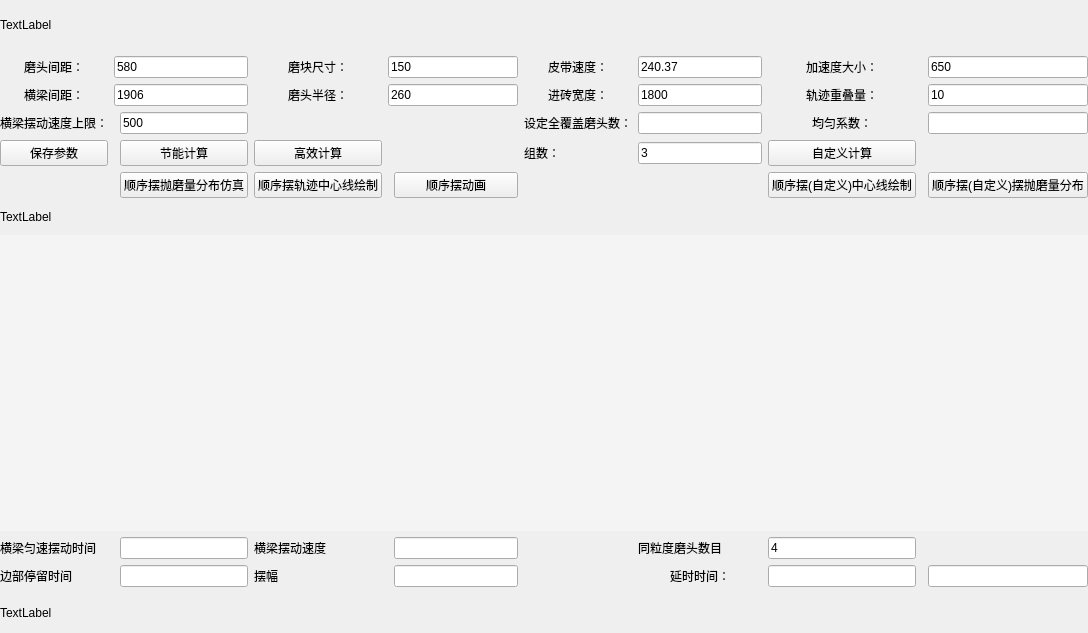
Above: Double_Calc.ui from wuheideyun/PolishingParameterNew before the change. Below: the same form after it.
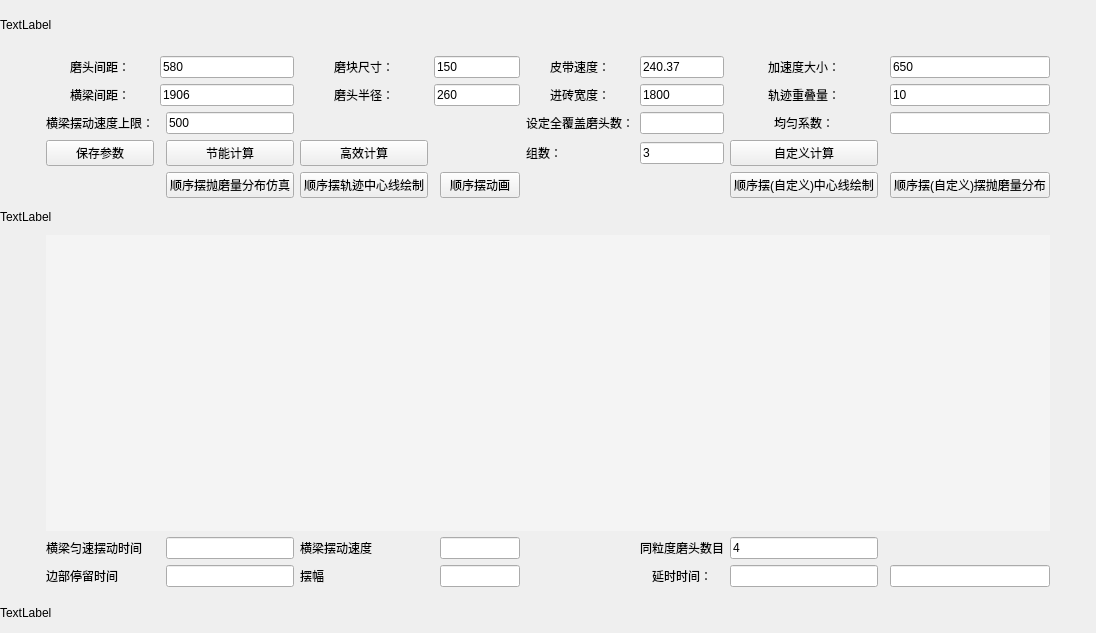
That is the form after the change.

Patch:
```diff
--- a/Double_Calc.ui
+++ b/Double_Calc.ui
@@ -27,362 +27,356 @@
     <property name="bottomMargin">
      <number>0</number>
     </property>
-    <item row="2" column="1" colspan="2">
+    <item row="2" column="11">
+     <widget class="QLineEdit" name="lineEdit_overlap">
+      <property name="text">
+       <string>10</string>
+      </property>
+     </widget>
+    </item>
+    <item row="6" column="6">
+     <widget class="QPushButton" name="button_animation_order">
+      <property name="text">
+       <string>顺序摆动画</string>
+      </property>
+     </widget>
+    </item>
+    <item row="2" column="2" colspan="2">
      <widget class="QLineEdit" name="lineEdit_between_beam">
       <property name="text">
        <string>1906</string>
       </property>
      </widget>
     </item>
-    <item row="6" column="8">
-     <widget class="QPushButton" name="button_middle_line_order_define">
+    <item row="13" column="9">
+     <widget class="QLineEdit" name="lineEdit_num">
       <property name="text">
-       <string>顺序摆(自定义)中心线绘制</string>
-      </property>
-     </widget>
-    </item>
-    <item row="6" column="10">
-     <widget class="QPushButton" name="button_simulation_order_define">
-      <property name="text">
-       <string>顺序摆(自定义)摆抛磨量分布</string>
-      </property>
-     </widget>
-    </item>
-    <item row="2" column="6">
-     <widget class="QLabel" name="label_ceramic_width">
-      <property name="text">
-       <string>&lt;html&gt;&lt;head/&gt;&lt;body&gt;&lt;p align=&quot;center&quot;&gt;进砖宽度：&lt;/p&gt;&lt;/body&gt;&lt;/html&gt;</string>
+       <string>4</string>
       </property>
      </widget>
     </item>
     <item row="1" column="7">
-     <widget class="QLineEdit" name="lineEdit_belt_speed">
+     <widget class="QLabel" name="label_belt_speed">
       <property name="text">
-       <string>240.37</string>
+       <string>&lt;html&gt;&lt;head/&gt;&lt;body&gt;&lt;p align=&quot;center&quot;&gt;皮带速度：&lt;/p&gt;&lt;/body&gt;&lt;/html&gt;</string>
       </property>
      </widget>
     </item>
-    <item row="14" column="0" colspan="2">
+    <item row="14" column="9">
+     <widget class="QLineEdit" name="lineEdit_delay_time">
+      <property name="text">
+       <string/>
+      </property>
+     </widget>
+    </item>
+    <item row="4" column="3">
+     <widget class="QPushButton" name="button_energy_calculate">
+      <property name="text">
+       <string>节能计算</string>
+      </property>
+     </widget>
+    </item>
+    <item row="3" column="3">
+     <widget class="QLineEdit" name="lineEdit_beam_speed_up">
+      <property name="text">
+       <string>500</string>
+      </property>
+     </widget>
+    </item>
+    <item row="4" column="1">
+     <widget class="QPushButton" name="button_save_parameter">
+      <property name="text">
+       <string>保存参数</string>
+      </property>
+     </widget>
+    </item>
+    <item row="14" column="1" colspan="2">
      <widget class="QLabel" name="label_stay_time">
       <property name="text">
        <string>边部停留时间</string>
       </property>
      </widget>
     </item>
-    <item row="13" column="0" colspan="2">
-     <widget class="QLabel" name="label_beam_constant_time">
+    <item row="2" column="7">
+     <widget class="QLabel" name="label_ceramic_width">
       <property name="text">
-       <string>横梁匀速摆动时间</string>
+       <string>&lt;html&gt;&lt;head/&gt;&lt;body&gt;&lt;p align=&quot;center&quot;&gt;进砖宽度：&lt;/p&gt;&lt;/body&gt;&lt;/html&gt;</string>
       </property>
      </widget>
     </item>
-    <item row="14" column="7">
-     <widget class="QLabel" name="label_delay_time">
-      <property name="text">
-       <string>&lt;html&gt;&lt;head/&gt;&lt;body&gt;&lt;p align=&quot;center&quot;&gt;延时时间：&lt;/p&gt;&lt;/body&gt;&lt;/html&gt;</string>
-      </property>
-     </widget>
-    </item>
-    <item row="1" column="10">
-     <widget class="QLineEdit" name="lineEdit_accelerate">
-      <property name="text">
-       <string>650</string>
-      </property>
-     </widget>
-    </item>
-    <item row="13" column="2">
+    <item row="13" column="3">
      <widget class="QLineEdit" name="lineEdit_beam_constant_time">
       <property name="text">
        <string/>
       </property>
      </widget>
     </item>
-    <item row="2" column="4" colspan="2">
-     <widget class="QLineEdit" name="lineEdit_radius">
+    <item row="1" column="4">
+     <widget class="QLabel" name="label_grind_size">
       <property name="text">
-       <string>260</string>
+       <string>&lt;html&gt;&lt;head/&gt;&lt;body&gt;&lt;p align=&quot;center&quot;&gt;磨块尺寸：&lt;/p&gt;&lt;/body&gt;&lt;/html&gt;</string>
       </property>
      </widget>
     </item>
-    <item row="1" column="8">
-     <widget class="QLabel" name="label_accelerate">
-      <property name="text">
-       <string>&lt;html&gt;&lt;head/&gt;&lt;body&gt;&lt;p align=&quot;center&quot;&gt;加速度大小：&lt;/p&gt;&lt;/body&gt;&lt;/html&gt;</string>
-      </property>
-     </widget>
-    </item>
-    <item row="13" column="5">
-     <widget class="QLineEdit" name="lineEdit_beam_swing_speed">
+    <item row="14" column="11">
+     <widget class="QLineEdit" name="lineEdit_self_delay_time">
       <property name="text">
        <string/>
       </property>
      </widget>
     </item>
-    <item row="6" column="3">
+    <item row="3" column="7">
+     <widget class="QLabel" name="label_self_define_num">
+      <property name="text">
+       <string>设定全覆盖磨头数：</string>
+      </property>
+     </widget>
+    </item>
+    <item row="6" column="4">
      <widget class="QPushButton" name="button_middle_line_order">
       <property name="text">
        <string>顺序摆轨迹中心线绘制</string>
       </property>
      </widget>
     </item>
-    <item row="13" column="7">
-     <widget class="QLabel" name="label_num">
+    <item row="2" column="5" colspan="2">
+     <widget class="QLineEdit" name="lineEdit_radius">
       <property name="text">
-       <string>同粒度磨头数目</string>
-      </property>
-     </widget>
-    </item>
-    <item row="15" column="0" colspan="11">
-     <widget class="QLabel" name="label_bottom">
-      <property name="minimumSize">
-       <size>
-        <width>500</width>
-        <height>0</height>
-       </size>
-      </property>
-      <property name="maximumSize">
-       <size>
-        <width>16777215</width>
-        <height>40</height>
-       </size>
-      </property>
-      <property name="text">
-       <string>TextLabel</string>
+       <string>260</string>
       </property>
      </widget>
     </item>
     <item row="14" column="8">
-     <widget class="QLineEdit" name="lineEdit_delay_time">
+     <widget class="QLabel" name="label_delay_time">
       <property name="text">
-       <string/>
+       <string>&lt;html&gt;&lt;head/&gt;&lt;body&gt;&lt;p align=&quot;center&quot;&gt;延时时间：&lt;/p&gt;&lt;/body&gt;&lt;/html&gt;</string>
       </property>
      </widget>
     </item>
-    <item row="7" column="0" colspan="11">
-     <widget class="QLabel" name="label_middle">
-      <property name="minimumSize">
-       <size>
-        <width>500</width>
-        <height>0</height>
-       </size>
-      </property>
-      <property name="maximumSize">
-       <size>
-        <width>16777215</width>
-        <height>25</height>
-       </size>
-      </property>
-      <property name="text">
-       <string>TextLabel</string>
-      </property>
-     </widget>
-    </item>
-    <item row="1" column="4" colspan="2">
-     <widget class="QLineEdit" name="lineEdit_grind_size">
-      <property name="text">
-       <string>150</string>
-      </property>
-     </widget>
-    </item>
-    <item row="13" column="3" colspan="2">
-     <widget class="QLabel" name="label_beam_swing_speed">
-      <property name="text">
-       <string>&lt;html&gt;&lt;head/&gt;&lt;body&gt;&lt;p&gt;横梁摆动速度&lt;/p&gt;&lt;/body&gt;&lt;/html&gt;</string>
-      </property>
-     </widget>
-    </item>
-    <item row="2" column="7">
-     <widget class="QLineEdit" name="lineEdit_ceramic_width">
-      <property name="text">
-       <string>1800</string>
-      </property>
-     </widget>
-    </item>
-    <item row="1" column="3">
-     <widget class="QLabel" name="label_grind_size">
-      <property name="text">
-       <string>&lt;html&gt;&lt;head/&gt;&lt;body&gt;&lt;p align=&quot;center&quot;&gt;磨块尺寸：&lt;/p&gt;&lt;/body&gt;&lt;/html&gt;</string>
-      </property>
-     </widget>
-    </item>
-    <item row="2" column="0">
-     <widget class="QLabel" name="label_beam_between">
-      <property name="text">
-       <string>&lt;html&gt;&lt;head/&gt;&lt;body&gt;&lt;p align=&quot;center&quot;&gt;横梁间距：&lt;/p&gt;&lt;/body&gt;&lt;/html&gt;</string>
-      </property>
-     </widget>
-    </item>
-    <item row="14" column="3" colspan="2">
+    <item row="14" column="4" colspan="2">
      <widget class="QLabel" name="label_swing">
       <property name="text">
        <string>摆幅</string>
       </property>
      </widget>
     </item>
-    <item row="1" column="0">
+    <item row="13" column="6">
+     <widget class="QLineEdit" name="lineEdit_beam_swing_speed">
+      <property name="text">
+       <string/>
+      </property>
+     </widget>
+    </item>
+    <item row="2" column="9">
+     <widget class="QLabel" name="label_overlap">
+      <property name="text">
+       <string>&lt;html&gt;&lt;head/&gt;&lt;body&gt;&lt;p align=&quot;center&quot;&gt;轨迹重叠量：&lt;/p&gt;&lt;/body&gt;&lt;/html&gt;</string>
+      </property>
+     </widget>
+    </item>
+    <item row="14" column="3">
+     <widget class="QLineEdit" name="lineEdit_stay_time">
+      <property name="text">
+       <string/>
+      </property>
+     </widget>
+    </item>
+    <item row="4" column="8">
+     <widget class="QLineEdit" name="lineEdit_group_count">
+      <property name="text">
+       <string>3</string>
+      </property>
+     </widget>
+    </item>
+    <item row="3" column="11">
+     <widget class="QLineEdit" name="lineEdit_coefficient"/>
+    </item>
+    <item row="2" column="0">
+     <spacer name="horizontalSpacer">
+      <property name="orientation">
+       <enum>Qt::Orientation::Horizontal</enum>
+      </property>
+      <property name="sizeType">
+       <enum>QSizePolicy::Policy::Fixed</enum>
+      </property>
+      <property name="sizeHint" stdset="0">
+       <size>
+        <width>40</width>
+        <height>20</height>
+       </size>
+      </property>
+     </spacer>
+    </item>
+    <item row="14" column="6">
+     <widget class="QLineEdit" name="lineEdit_swing"/>
+    </item>
+    <item row="1" column="1">
      <widget class="QLabel" name="label_between">
       <property name="text">
        <string>&lt;html&gt;&lt;head/&gt;&lt;body&gt;&lt;p align=&quot;center&quot;&gt;磨头间距：&lt;/p&gt;&lt;/body&gt;&lt;/html&gt;</string>
       </property>
      </widget>
     </item>
-    <item row="14" column="2">
-     <widget class="QLineEdit" name="lineEdit_stay_time">
+    <item row="13" column="1" colspan="2">
+     <widget class="QLabel" name="label_beam_constant_time">
       <property name="text">
-       <string/>
+       <string>横梁匀速摆动时间</string>
       </property>
      </widget>
     </item>
     <item row="13" column="8">
-     <widget class="QLineEdit" name="lineEdit_num">
+     <widget class="QLabel" name="label_num">
       <property name="text">
-       <string>4</string>
+       <string>同粒度磨头数目</string>
       </property>
      </widget>
     </item>
-    <item row="1" column="6">
-     <widget class="QLabel" name="label_belt_speed">
+    <item row="2" column="1">
+     <widget class="QLabel" name="label_beam_between">
       <property name="text">
-       <string>&lt;html&gt;&lt;head/&gt;&lt;body&gt;&lt;p align=&quot;center&quot;&gt;皮带速度：&lt;/p&gt;&lt;/body&gt;&lt;/html&gt;</string>
+       <string>&lt;html&gt;&lt;head/&gt;&lt;body&gt;&lt;p align=&quot;center&quot;&gt;横梁间距：&lt;/p&gt;&lt;/body&gt;&lt;/html&gt;</string>
       </property>
      </widget>
     </item>
-    <item row="14" column="10">
-     <widget class="QLineEdit" name="lineEdit_self_delay_time">
-      <property name="text">
-       <string/>
-      </property>
-     </widget>
-    </item>
-    <item row="1" column="1" colspan="2">
+    <item row="1" column="2" colspan="2">
      <widget class="QLineEdit" name="lineEdit_between">
       <property name="text">
        <string>580</string>
       </property>
      </widget>
     </item>
-    <item row="6" column="2">
-     <widget class="QPushButton" name="button_simulation_order">
+    <item row="3" column="1">
+     <widget class="QLabel" name="label_beam_speed_up">
       <property name="text">
-       <string>顺序摆抛磨量分布仿真</string>
+       <string>&lt;html&gt;&lt;head/&gt;&lt;body&gt;&lt;p&gt;横梁摆动速度上限：&lt;/p&gt;&lt;/body&gt;&lt;/html&gt;</string>
       </property>
      </widget>
     </item>
-    <item row="2" column="3">
-     <widget class="QLabel" name="label_radius">
+    <item row="1" column="5" colspan="2">
+     <widget class="QLineEdit" name="lineEdit_grind_size">
       <property name="text">
-       <string>&lt;html&gt;&lt;head/&gt;&lt;body&gt;&lt;p align=&quot;center&quot;&gt;磨头半径：&lt;/p&gt;&lt;/body&gt;&lt;/html&gt;</string>
+       <string>150</string>
       </property>
      </widget>
     </item>
-    <item row="14" column="5">
-     <widget class="QLineEdit" name="lineEdit_swing"/>
+    <item row="3" column="8">
+     <widget class="QLineEdit" name="lineEdit_self_define_num"/>
     </item>
-    <item row="10" column="0" colspan="11">
+    <item row="1" column="8">
+     <widget class="QLineEdit" name="lineEdit_belt_speed">
+      <property name="text">
+       <string>240.37</string>
+      </property>
+     </widget>
+    </item>
+    <item row="1" column="9">
+     <widget class="QLabel" name="label_accelerate">
+      <property name="text">
+       <string>&lt;html&gt;&lt;head/&gt;&lt;body&gt;&lt;p align=&quot;center&quot;&gt;加速度大小：&lt;/p&gt;&lt;/body&gt;&lt;/html&gt;</string>
+      </property>
+     </widget>
+    </item>
+    <item row="6" column="9">
+     <widget class="QPushButton" name="button_middle_line_order_define">
+      <property name="text">
+       <string>顺序摆(自定义)中心线绘制</string>
+      </property>
+     </widget>
+    </item>
+    <item row="6" column="11">
+     <widget class="QPushButton" name="button_simulation_order_define">
+      <property name="text">
+       <string>顺序摆(自定义)摆抛磨量分布</string>
+      </property>
+     </widget>
+    </item>
+    <item row="10" column="1" colspan="11">
      <widget class="QWidget" name="widget" native="true">
       <property name="styleSheet">
        <string notr="true">background-color: rgb(244, 244, 244);</string>
       </property>
      </widget>
     </item>
-    <item row="3" column="6">
-     <widget class="QLabel" name="label_self_define_num">
-      <property name="text">
-       <string>设定全覆盖磨头数：</string>
-      </property>
-     </widget>
-    </item>
-    <item row="3" column="7">
-     <widget class="QLineEdit" name="lineEdit_self_define_num"/>
-    </item>
-    <item row="4" column="6">
-     <widget class="QLabel" name="label_group_count">
-      <property name="text">
-       <string>组数：</string>
-      </property>
-     </widget>
-    </item>
-    <item row="4" column="7">
-     <widget class="QLineEdit" name="lineEdit_group_count">
-      <property name="text">
-       <string>3</string>
-      </property>
-     </widget>
-    </item>
-    <item row="2" column="8">
-     <widget class="QLabel" name="label_overlap">
-      <property name="text">
-       <string>&lt;html&gt;&lt;head/&gt;&lt;body&gt;&lt;p align=&quot;center&quot;&gt;轨迹重叠量：&lt;/p&gt;&lt;/body&gt;&lt;/html&gt;</string>
-      </property>
-     </widget>
-    </item>
-    <item row="2" column="10">
-     <widget class="QLineEdit" name="lineEdit_overlap">
-      <property name="text">
-       <string>10</string>
-      </property>
-     </widget>
-    </item>
-    <item row="3" column="0">
-     <widget class="QLabel" name="label_beam_speed_up">
-      <property name="text">
-       <string>&lt;html&gt;&lt;head/&gt;&lt;body&gt;&lt;p&gt;横梁摆动速度上限：&lt;/p&gt;&lt;/body&gt;&lt;/html&gt;</string>
-      </property>
-     </widget>
-    </item>
-    <item row="3" column="2">
-     <widget class="QLineEdit" name="lineEdit_beam_speed_up">
-      <property name="text">
-       <string>500</string>
-      </property>
-     </widget>
-    </item>
-    <item row="4" column="0">
-     <widget class="QPushButton" name="button_save_parameter">
-      <property name="text">
-       <string>保存参数</string>
-      </property>
-     </widget>
-    </item>
-    <item row="4" column="2">
-     <widget class="QPushButton" name="button_energy_calculate">
-      <property name="text">
-       <string>节能计算</string>
-      </property>
-     </widget>
-    </item>
-    <item row="4" column="3">
-     <widget class="QPushButton" name="button_efficient_calculate">
-      <property name="text">
-       <string>高效计算</string>
-      </property>
-     </widget>
-    </item>
-    <item row="4" column="8">
+    <item row="4" column="9">
      <widget class="QPushButton" name="button_selfdefine_calculate">
       <property name="text">
        <string>自定义计算</string>
       </property>
      </widget>
     </item>
-    <item row="6" column="5">
-     <widget class="QPushButton" name="button_animation_order">
+    <item row="6" column="3">
+     <widget class="QPushButton" name="button_simulation_order">
       <property name="text">
-       <string>顺序摆动画</string>
+       <string>顺序摆抛磨量分布仿真</string>
       </property>
      </widget>
     </item>
-    <item row="3" column="8">
+    <item row="1" column="11">
+     <widget class="QLineEdit" name="lineEdit_accelerate">
+      <property name="text">
+       <string>650</string>
+      </property>
+     </widget>
+    </item>
+    <item row="3" column="9">
      <widget class="QLabel" name="label_coefficient">
       <property name="text">
        <string>&lt;html&gt;&lt;head/&gt;&lt;body&gt;&lt;p align=&quot;center&quot;&gt;均匀系数：&lt;/p&gt;&lt;/body&gt;&lt;/html&gt;</string>
       </property>
      </widget>
     </item>
-    <item row="3" column="10">
-     <widget class="QLineEdit" name="lineEdit_coefficient"/>
+    <item row="2" column="8">
+     <widget class="QLineEdit" name="lineEdit_ceramic_width">
+      <property name="text">
+       <string>1800</string>
+      </property>
+     </widget>
     </item>
-    <item row="0" column="0" colspan="11">
+    <item row="4" column="7">
+     <widget class="QLabel" name="label_group_count">
+      <property name="text">
+       <string>组数：</string>
+      </property>
+     </widget>
+    </item>
+    <item row="2" column="4">
+     <widget class="QLabel" name="label_radius">
+      <property name="text">
+       <string>&lt;html&gt;&lt;head/&gt;&lt;body&gt;&lt;p align=&quot;center&quot;&gt;磨头半径：&lt;/p&gt;&lt;/body&gt;&lt;/html&gt;</string>
+      </property>
+     </widget>
+    </item>
+    <item row="4" column="4">
+     <widget class="QPushButton" name="button_efficient_calculate">
+      <property name="text">
+       <string>高效计算</string>
+      </property>
+     </widget>
+    </item>
+    <item row="13" column="4" colspan="2">
+     <widget class="QLabel" name="label_beam_swing_speed">
+      <property name="text">
+       <string>&lt;html&gt;&lt;head/&gt;&lt;body&gt;&lt;p&gt;横梁摆动速度&lt;/p&gt;&lt;/body&gt;&lt;/html&gt;</string>
+      </property>
+     </widget>
+    </item>
+    <item row="2" column="12">
+     <spacer name="horizontalSpacer_2">
+      <property name="orientation">
+       <enum>Qt::Orientation::Horizontal</enum>
+      </property>
+      <property name="sizeType">
+       <enum>QSizePolicy::Policy::Fixed</enum>
+      </property>
+      <property name="sizeHint" stdset="0">
+       <size>
+        <width>40</width>
+        <height>20</height>
+       </size>
+      </property>
+     </spacer>
+    </item>
+    <item row="0" column="0" colspan="13">
      <widget class="QLabel" name="label_top">
       <property name="minimumSize">
        <size>
@@ -401,6 +395,44 @@
       </property>
      </widget>
     </item>
+    <item row="7" column="0" colspan="13">
+     <widget class="QLabel" name="label_middle">
+      <property name="minimumSize">
+       <size>
+        <width>500</width>
+        <height>0</height>
+       </size>
+      </property>
+      <property name="maximumSize">
+       <size>
+        <width>16777215</width>
+        <height>25</height>
+       </size>
+      </property>
+      <property name="text">
+       <string>TextLabel</string>
+      </property>
+     </widget>
+    </item>
+    <item row="15" column="0" colspan="13">
+     <widget class="QLabel" name="label_bottom">
+      <property name="minimumSize">
+       <size>
+        <width>500</width>
+        <height>0</height>
+       </size>
+      </property>
+      <property name="maximumSize">
+       <size>
+        <width>16777215</width>
+        <height>40</height>
+       </size>
+      </property>
+      <property name="text">
+       <string>TextLabel</string>
+      </property>
+     </widget>
+    </item>
    </layout>
   </widget>
  </widget>
```
